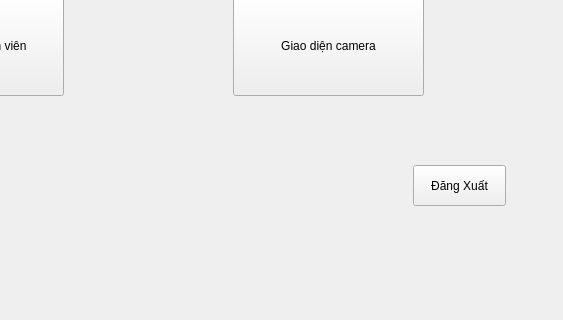
Before: the Qt Designer form gui3/Menu.ui in nishlear/python-parkinglot-manager, drawn with Qt 5; both pictures show x 237 to 800 and y 235 to 555 of the 800 by 555 pixel window.
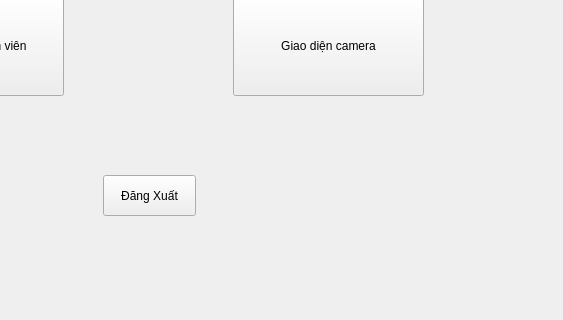
After: the same form once the commit is applied. Icons and pictures are not drawn.

```diff
--- a/gui3/Menu.ui
+++ b/gui3/Menu.ui
@@ -34,8 +34,8 @@
    <widget class="QPushButton" name="pushButton_5">
     <property name="geometry">
      <rect>
-      <x>650</x>
-      <y>400</y>
+      <x>340</x>
+      <y>410</y>
       <width>93</width>
       <height>41</height>
      </rect>
```
